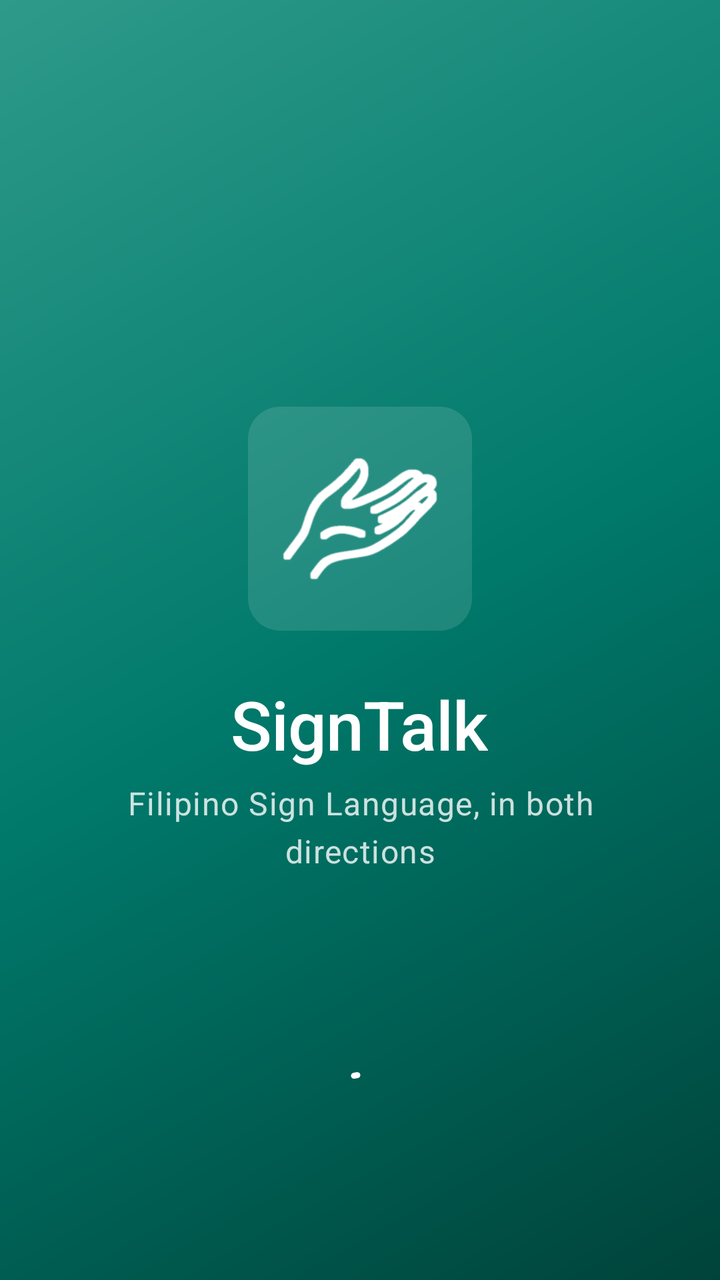
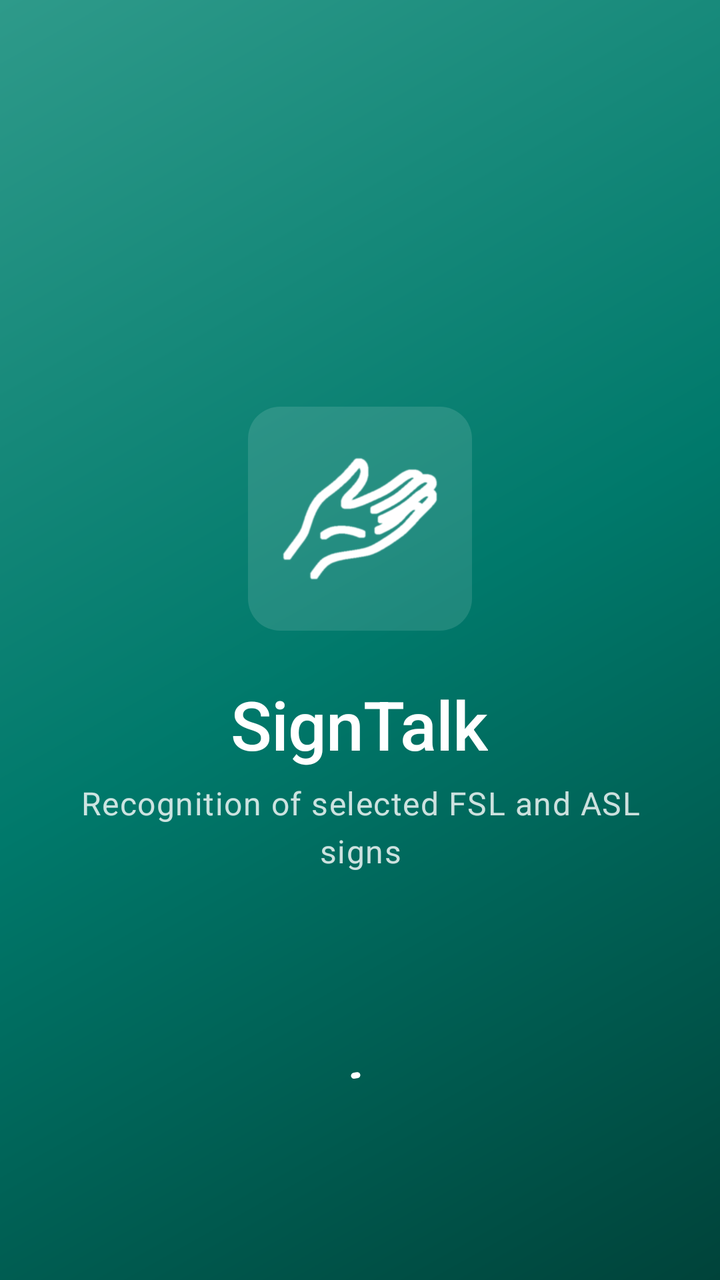

Before-and-after screenshots of an Android layout around one commit, followed by the original layout XML and the change that was made.
<!-- AndroidManifest.xml: application theme Theme.SignTalk -->
<!-- res/layout/fragment_splash.xml -->
<?xml version="1.0" encoding="utf-8"?>
<FrameLayout xmlns:android="http://schemas.android.com/apk/res/android"
    xmlns:app="http://schemas.android.com/apk/res-auto"
    android:layout_width="match_parent"
    android:layout_height="match_parent"
    android:background="@drawable/bg_brand_gradient">

    <LinearLayout
        android:layout_width="match_parent"
        android:layout_height="wrap_content"
        android:layout_gravity="center"
        android:gravity="center_horizontal"
        android:orientation="vertical"
        android:paddingHorizontal="32dp">

        <ImageView
            android:id="@+id/splashLogo"
            android:layout_width="112dp"
            android:layout_height="112dp"
            android:background="@drawable/bg_badge_on_brand"
            android:importantForAccessibility="no"
            android:padding="14dp"
            android:src="@drawable/img_logo_mark" />

        <TextView
            android:id="@+id/splashTitle"
            android:layout_width="wrap_content"
            android:layout_height="wrap_content"
            android:layout_marginTop="24dp"
            android:fontFamily="sans-serif-medium"
            android:letterSpacing="-0.01"
            android:text="SignTalk"
            android:textColor="@color/on_brand"
            android:textSize="34sp" />

        <TextView
            android:id="@+id/splashTagline"
            android:layout_width="wrap_content"
            android:layout_height="wrap_content"
            android:layout_marginTop="6dp"
            android:gravity="center"
            android:text="Filipino Sign Language, in both directions"
            android:textAppearance="?attr/textAppearanceBodyLarge"
            android:textColor="@color/on_brand_muted" />
    </LinearLayout>

    <com.google.android.material.progressindicator.CircularProgressIndicator
        android:layout_width="wrap_content"
        android:layout_height="wrap_content"
        android:layout_gravity="bottom|center_horizontal"
        android:layout_marginBottom="72dp"
        android:indeterminate="true"
        app:indicatorColor="@color/on_brand"
        app:indicatorSize="28dp"
        app:trackThickness="3dp" />

</FrameLayout>
<!-- resources referenced by this layout -->
<resources>
  <color name="on_brand">#FFFFFFFF</color>
  <color name="on_brand_muted">#CCFFFFFF</color>
  <style name="Theme.SignTalk" parent="Base.Theme.SignTalk" />
  <color name="brand_glow">#1FFFFFFF</color>
  <color name="brand_gradient_center">#FF00796B</color>
  <color name="brand_gradient_end">#FF00433A</color>
  <color name="brand_gradient_start">#FF2E9A8A</color>
  <color name="md_light_primary">#FF00796B</color>
  <color name="md_light_onPrimary">#FFFFFFFF</color>
  <color name="md_light_primaryContainer">#FFB4EFE5</color>
  <color name="md_light_onPrimaryContainer">#FF00201C</color>
  <color name="md_light_secondary">#FF4A635F</color>
  <color name="md_light_onSecondary">#FFFFFFFF</color>
  <color name="md_light_secondaryContainer">#FFCCE8E2</color>
  <color name="md_light_onSecondaryContainer">#FF05201C</color>
  <color name="md_light_tertiary">#FF845400</color>
  <color name="md_light_onTertiary">#FFFFFFFF</color>
  <color name="md_light_tertiaryContainer">#FFFFDDB3</color>
  <color name="md_light_onTertiaryContainer">#FF2A1800</color>
  <color name="md_light_error">#FFBA1A1A</color>
  <color name="md_light_onError">#FFFFFFFF</color>
  <color name="md_light_errorContainer">#FFFFDAD6</color>
  <color name="md_light_onErrorContainer">#FF410002</color>
  <color name="md_light_onBackground">#FF171D1C</color>
  <color name="md_light_surface">#FFF5FAF8</color>
  <color name="md_light_onSurface">#FF171D1C</color>
  <color name="md_light_surfaceVariant">#FFDAE5E1</color>
  <color name="md_light_onSurfaceVariant">#FF3F4947</color>
  <color name="md_light_outline">#FF6F7977</color>
  <color name="md_light_outlineVariant">#FFBEC9C6</color>
  <color name="md_light_surfaceContainerLowest">#FFFFFFFF</color>
  <color name="md_light_surfaceContainerLow">#FFEFF5F2</color>
  <color name="md_light_surfaceContainer">#FFE9EFEC</color>
  <color name="md_light_surfaceContainerHigh">#FFE3EAE7</color>
  <color name="md_light_surfaceContainerHighest">#FFDEE4E1</color>
  <color name="md_light_background">#FFF5FAF8</color>
  <color name="md_light_inverseSurface">#FF2B3230</color>
  <color name="md_light_inverseOnSurface">#FFECF2EF</color>
  <color name="md_light_inversePrimary">#FF82D5C8</color>
  <style name="Widget.SignTalk.Card" parent="Widget.Material3.CardView.Filled">
          <item name="cardCornerRadius">20dp</item>
          <item name="cardElevation">0dp</item>
          <item name="cardBackgroundColor">?attr/colorSurfaceContainerLow</item>
      </style>
  <style name="Widget.SignTalk.Toolbar" parent="Widget.Material3.Toolbar">
          <item name="titleTextAppearance">@style/TextAppearance.SignTalk.ToolbarTitle</item>
          <item name="navigationIconTint">?attr/colorOnSurface</item>
      </style>
  <style name="ShapeAppearance.SignTalk.Small" parent="ShapeAppearance.Material3.Corner.Small">
          <item name="cornerSize">10dp</item>
      </style>
  <style name="ShapeAppearance.SignTalk.Medium" parent="ShapeAppearance.Material3.Corner.Medium">
          <item name="cornerSize">16dp</item>
      </style>
  <style name="ShapeAppearance.SignTalk.Large" parent="ShapeAppearance.Material3.Corner.Large">
          <item name="cornerSize">20dp</item>
      </style>
  <style name="ShapeAppearance.SignTalk.ExtraLarge" parent="ShapeAppearance.Material3.Corner.ExtraLarge">
          <item name="cornerSize">28dp</item>
      </style>
  <style name="TextAppearance.SignTalk.ToolbarTitle" parent="TextAppearance.Material3.TitleLarge">
          <item name="android:fontFamily">sans-serif-medium</item>
      </style>
  <style name="TextAppearance.SignTalk.Button" parent="TextAppearance.Material3.LabelLarge">
          <item name="android:textSize">15sp</item>
          <item name="android:fontFamily">sans-serif-medium</item>
      </style>
  <!-- unchanged entries left out for length: 7 -->
</resources>

<!-- the commit's change to res/layout/fragment_splash.xml (unified diff, before → after) -->
@@ -39,7 +39,7 @@
             android:layout_height="wrap_content"
             android:layout_marginTop="6dp"
             android:gravity="center"
-            android:text="Filipino Sign Language, in both directions"
+            android:text="Recognition of selected FSL and ASL signs"
             android:textAppearance="?attr/textAppearanceBodyLarge"
             android:textColor="@color/on_brand_muted" />
     </LinearLayout>
